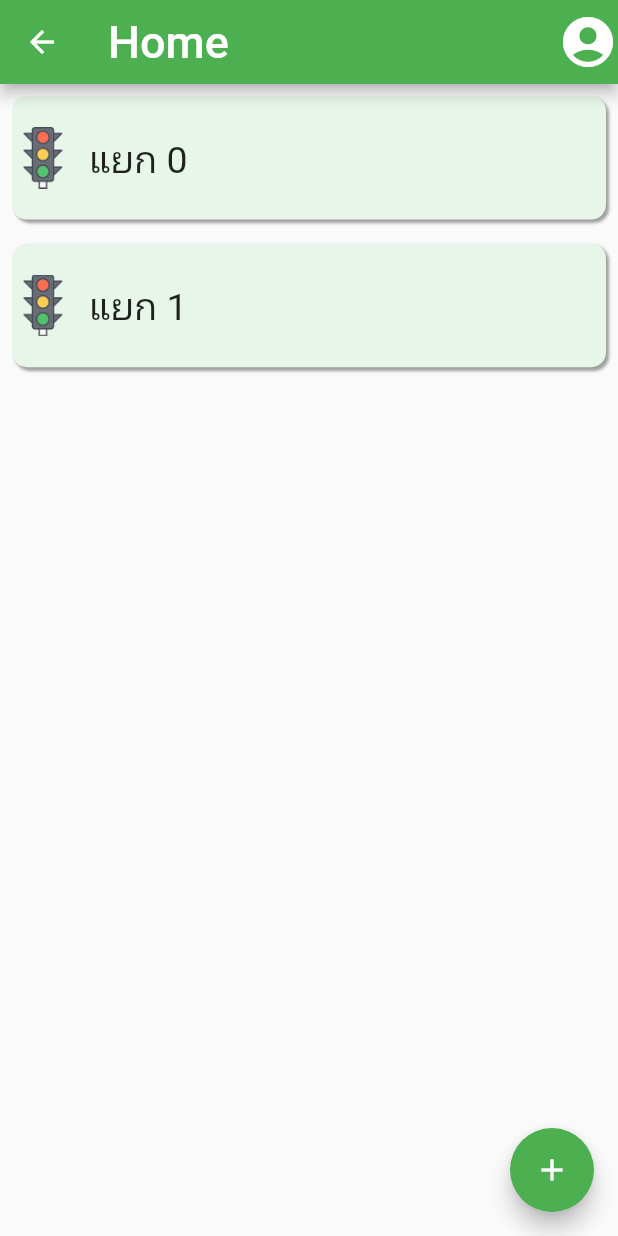
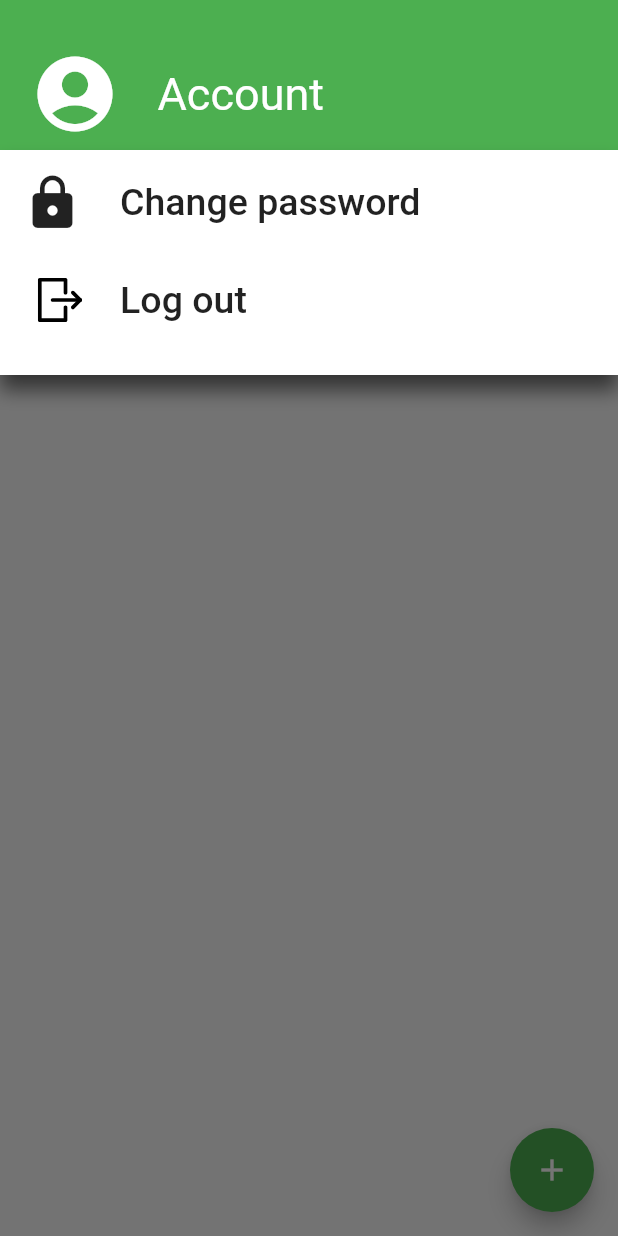
Before and after one commit to godprogrammer3/traffic_light, a Flutter app: the HomeScreen screen opened by its route, after a tap on the "account circle" icon, on a phone screen of 412 x 824 dp. Run offline on Flutter 3.47's test engine with Material 2 defaults, Android fonts, the phone set to English and light mode, and no system bars; our stand-ins replace flutter_svg.

Commit message:
update control and change password page

```diff
--- a/lib/router/router.dart
+++ b/lib/router/router.dart
@@ -1,7 +1,9 @@
 import 'package:flutter/material.dart';
 import '../ui/pages/pages.dart';
 import './routing_constant.dart';
+
 Route<dynamic> generateRoute(RouteSettings settings) {
+  var arguments = settings.arguments;
   switch (settings.name) {
     case SplashScreenRoute:
       return MaterialPageRoute(builder: (context) => SplashScreen());
@@ -9,6 +11,18 @@ Route<dynamic> generateRoute(RouteSettings settings) {
       return MaterialPageRoute(builder: (context) => LoginScreen());
     case HomeScreenRoute:
       return MaterialPageRoute(builder: (context) => HomeScreen());
+    case ControlType1ScreenRoute:
+      return MaterialPageRoute(
+          builder: (context) => ControlType1Screen(
+                index: arguments,
+              ));
+    case ControlType2ScreenRoute:
+      return MaterialPageRoute(
+          builder: (context) => ControlType2Screen(
+                index: arguments,
+              ));
+    case ChangePasswordScreenRoute:
+      return MaterialPageRoute(builder: (context) => ChangePasswordScreen());
     default:
       return MaterialPageRoute(builder: (context) => NotFoundScreen());
   }
--- a/lib/router/routing_constant.dart
+++ b/lib/router/routing_constant.dart
@@ -1,3 +1,6 @@
 const String SplashScreenRoute = '/';
 const String LoginScreenRoute = '/login';
 const String HomeScreenRoute = '/home';
+const String ControlType1ScreenRoute = '/control1';
+const String ControlType2ScreenRoute = '/control2';
+const String ChangePasswordScreenRoute = '/change_password';
--- a/lib/ui/pages/home_screen.dart
+++ b/lib/ui/pages/home_screen.dart
@@ -1,5 +1,6 @@
 import 'package:flutter/material.dart';
-import 'package:traffic_light/ui/widgets/image_display.dart';
+import 'package:traffic_light/router/routing_constant.dart';
+import 'package:traffic_light/ui/widgets/widgets.dart';
 
 class HomeScreen extends StatefulWidget {
   HomeScreen({Key key}) : super(key: key);
@@ -9,12 +10,14 @@ class HomeScreen extends StatefulWidget {
 }
 
 class _HomeScreenState extends State<HomeScreen> {
-  List<Color> _listColors =
-      List.generate(2, (index) => Color.fromARGB(255, 232, 245, 233));
+  GlobalKey<ScaffoldState> _scaffoldKey = GlobalKey();
   @override
   Widget build(BuildContext context) {
     return Scaffold(
+        key: _scaffoldKey,
+        endDrawer: generateEndDrawer(),
         appBar: AppBar(
+          elevation: 10,
           title: Text(
             'Home',
             style: TextStyle(fontSize: 30),
@@ -25,7 +28,9 @@ class _HomeScreenState extends State<HomeScreen> {
                   Icons.account_circle,
                   size: 40,
                 ),
-                onPressed: () {})
+                onPressed: () {
+                  _scaffoldKey.currentState.openEndDrawer();
+                })
           ],
         ),
         floatingActionButton: FloatingActionButton(
@@ -37,37 +42,26 @@ class _HomeScreenState extends State<HomeScreen> {
             child: ListView.builder(
           itemCount: 2,
           itemBuilder: (context, index) {
-            return GestureDetector(
-              onTapDown: (touchDetail) {
-                setState(() {
-                  _listColors[index] = Colors.grey[300];
-                });
-              },
-              onTapUp: (touchDetail) {
-                setState(() {
-                  _listColors[index] = Color.fromARGB(255, 232, 245, 233);
-                });
-              },
-              onTapCancel: () {
-                setState(() {
-                  _listColors[index] = Color.fromARGB(255, 232, 245, 233);
-                });
-              },
-              onTap: () {
-                print('tab confirm');
-              },
-              child: Container(
+            return Container(
               margin: EdgeInsets.all(8.0),
-                decoration: BoxDecoration(
-                    boxShadow: [
+              decoration: BoxDecoration(boxShadow: [
                 BoxShadow(
                   color: Colors.grey,
                   offset: new Offset(2, 2),
                   blurRadius: 1,
                 )
-                    ],
-                    color: _listColors[index],
-                    borderRadius: BorderRadius.all(Radius.circular(10.0))),
+              ], borderRadius: BorderRadius.all(Radius.circular(10.0))),
+              child: RaisedButton(
+                onPressed: () {
+                  if (index % 2 == 0) {
+                    Navigator.pushNamed(context, ControlType1ScreenRoute,
+                        arguments: index);
+                  } else {
+                    Navigator.pushNamed(context, ControlType2ScreenRoute,
+                        arguments: index);
+                  }
+                },
+                color: Color.fromARGB(255, 232, 245, 233),
                 child: Row(
                   children: <Widget>[
                     ImageDisplay(
@@ -88,4 +82,94 @@ class _HomeScreenState extends State<HomeScreen> {
           },
         )));
   }
+
+  Widget generateEndDrawer() {
+    return Column(
+      children: <Widget>[
+        Container(
+          padding: EdgeInsets.only(left: 20, top: 25),
+          height: 100,
+          color: Colors.green,
+          child: Row(
+            children: <Widget>[
+              Icon(
+                Icons.account_circle,
+                color: Colors.white,
+                size: 60,
+              ),
+              SizedBox(
+                width: 25,
+              ),
+              Text(
+                "Account",
+                style: TextStyle(fontSize: 30, color: Colors.white),
+              )
+            ],
+          ),
+        ),
+        Container(
+          decoration: BoxDecoration(color: Colors.white, boxShadow: [
+            BoxShadow(
+              color: Colors.black54,
+              offset: new Offset(0, 10),
+              blurRadius: 10,
+            )
+          ]),
+          height: 150,
+          child: Column(children: <Widget>[
+            RaisedButton(
+              padding: EdgeInsets.all(15),
+              elevation: 0,
+              color: Colors.white,
+              onPressed: () {
+                Navigator.pushReplacementNamed(
+                    context, ChangePasswordScreenRoute);
+              },
+              child: Row(
+                children: <Widget>[
+                  Icon(
+                    Icons.lock,
+                    size: 40,
+                  ),
+                  SizedBox(width: 25),
+                  Text(
+                    'Change password',
+                    style: TextStyle(fontSize: 25),
+                  )
+                ],
+              ),
+            ),
+            RaisedButton(
+              padding: EdgeInsets.all(15),
+              elevation: 0,
+              color: Colors.white,
+              onPressed: () {
+                Navigator.pushReplacementNamed(context, LoginScreenRoute);
+              },
+              child: Row(
+                children: <Widget>[
+                  SizedBox(
+                    width: 10,
+                  ),
+                  ImageDisplay(
+                    imageName: 'logout.svg',
+                    width: 30,
+                    height: 30,
+                    color: Colors.black,
+                  ),
+                  SizedBox(
+                    width: 25,
+                  ),
+                  Text(
+                    'Log out',
+                    style: TextStyle(fontSize: 25),
+                  )
+                ],
+              ),
+            ),
+          ]),
+        )
+      ],
+    );
   }
+}
--- a/lib/ui/pages/pages.dart
+++ b/lib/ui/pages/pages.dart
@@ -2,3 +2,6 @@ export './splash_screen.dart';
 export './not_found_screen.dart';
 export './login_screen.dart';
 export './home_screen.dart';
+export './control_type_1_screen.dart';
+export './control_type_2_screen.dart';
+export './change_password_screen.dart';
--- a/lib/ui/widgets/image_display.dart
+++ b/lib/ui/widgets/image_display.dart
@@ -1,13 +1,15 @@
 import 'package:flutter/material.dart';
 import 'package:meta/meta.dart';
+import 'package:flutter_svg/flutter_svg.dart';
 
 class ImageDisplay extends StatelessWidget {
   final String imageName;
   final String assetPath = 'assets/images/';
   final double width;
   final double height;
+  final Color color;
   const ImageDisplay(
-      {Key key, @required this.imageName, this.width, this.height})
+      {Key key, @required this.imageName, this.width, this.height, this.color})
       : super(key: key);
 
   @override
@@ -15,7 +17,7 @@ class ImageDisplay extends StatelessWidget {
     return LayoutBuilder(
         builder: (BuildContext context, BoxConstraints constraints) {
       if (width == null && height == null) {
-        return  getImage();
+        return getImage();
       } else if (width == null) {
         return Container(
           width: constraints.maxWidth,
@@ -39,9 +41,17 @@ class ImageDisplay extends StatelessWidget {
   }
 
   Widget getImage() {
+    if (imageName.contains('.svg')) {
+      return SvgPicture.asset(
+        assetPath + imageName,
+        semanticsLabel: 'svg img',
+        color: color,
+      );
+    } else {
       return Image.asset(
         assetPath + imageName,
         fit: BoxFit.contain,
       );
+    }
   }
 }
--- a/pubspec.yaml
+++ b/pubspec.yaml
@@ -23,18 +23,17 @@ dependencies:
   # The following adds the Cupertino Icons font to your application.
   # Use with the CupertinoIcons class for iOS style icons.
   cupertino_icons: ^0.1.2
+  flutter_svg: ^0.19.0
 
 dev_dependencies:
   flutter_test:
     sdk: flutter
-
 
 # For information on the generic Dart part of this file, see the
 # following page: https://dart.dev/tools/pub/pubspec
 
 # The following section is specific to Flutter.
 flutter:
-
   # The following line ensures that the Material Icons font is
   # included with your application, so that you can use the icons in
   # the material Icons class.
```
Also changed, not shown: lib/ui/pages/change_password_screen.dart (added, +146 -0 lines), lib/ui/pages/control_type_1_screen.dart (added, +196 -0 lines), lib/ui/pages/control_type_2_screen.dart (added, +210 -0 lines), lib/ui/pages/not_found_screen.dart (+7 -2 lines), assets/images/logout.svg (added), pubspec.lock. Lines whose indentation alone changed are shown as unchanged.
